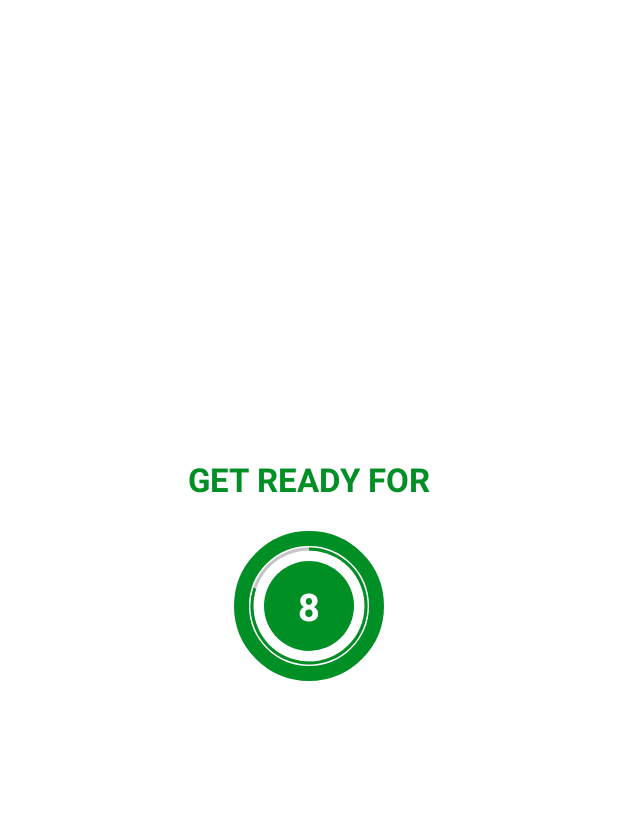
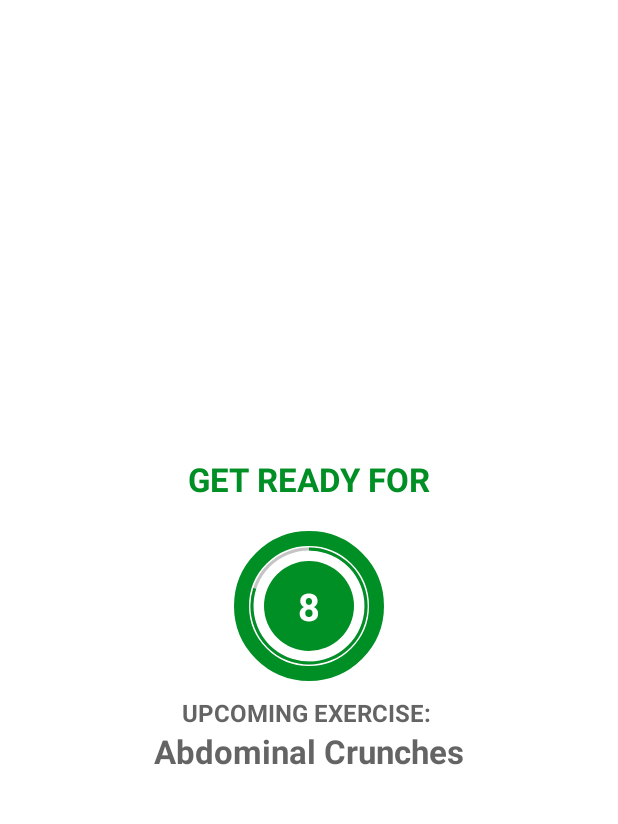
Before and after one commit to katye333/7MinuteWorkout, an Android app: the ExerciseActivity screen opened directly, with no data from a screen before it, on a phone screen of 412 x 824 dp, the part 62-886 px from its top. Run offline under Robolectric (Android 15) with nearby library versions, the phone set to English and light mode, and no system bars.

Commit message:
feat: Add upcoming exercise text

```diff
--- a/app/src/main/java/com/katye333/a7minuteworkout/ExerciseActivity.kt
+++ b/app/src/main/java/com/katye333/a7minuteworkout/ExerciseActivity.kt
@@ -50,11 +50,15 @@
         binding?.flExerciseView?.visibility = View.INVISIBLE
         binding?.ivImage?.visibility = View.INVISIBLE
 
+        binding?.tvUpcomingLabel?.visibility = View.VISIBLE
+        binding?.tvUpcomingExerciseName?.visibility = View.VISIBLE
+
         if (restTimer != null) {
             restTimer?.cancel()
             restProgress = 0
         }
 
+        binding?.tvUpcomingExerciseName?.text = exerciseList!![currentExercisePosition + 1].getName()
         setRestProgressBar()
     }
 
@@ -65,6 +69,9 @@
         binding?.tvExerciseName?.visibility = View.VISIBLE
         binding?.flExerciseView?.visibility = View.VISIBLE
         binding?.ivImage?.visibility = View.VISIBLE
+
+        binding?.tvUpcomingLabel?.visibility = View.INVISIBLE
+        binding?.tvUpcomingExerciseName?.visibility = View.INVISIBLE
 
         if (exerciseTimer != null) {
             exerciseTimer?.cancel()
@@ -80,7 +87,7 @@
     private fun setRestProgressBar() {
         binding?.progressBar?.progress = restProgress
 
-        restTimer = object: CountDownTimer(10000, 1000) {
+        restTimer = object: CountDownTimer(3000, 1000) {
             // every second run this code
             override fun onTick(p0: Long) {
                 restProgress++
@@ -98,7 +105,7 @@
     private fun setExerciseProgressBar() {
         binding?.progressBarExercise?.progress = exerciseProgress
 
-        exerciseTimer = object: CountDownTimer(30000, 1000) {
+        exerciseTimer = object: CountDownTimer(3000, 1000) {
             // every second run this code
             override fun onTick(p0: Long) {
                 exerciseProgress++
--- a/app/src/main/res/layout/activity_exercise.xml
+++ b/app/src/main/res/layout/activity_exercise.xml
@@ -72,6 +72,33 @@
         </LinearLayout>
     </FrameLayout>
 
+    <TextView
+        android:id="@+id/tvUpcomingLabel"
+        android:layout_width="wrap_content"
+        android:layout_height="wrap_content"
+        android:text="UPCOMING EXERCISE: "
+        android:textColor="@color/colorPrimary"
+        android:textSize="16sp"
+        android:textStyle="bold"
+        android:visibility="visible"
+        android:layout_marginTop="10dp"
+        app:layout_constraintEnd_toEndOf="parent"
+        app:layout_constraintStart_toStartOf="parent"
+        app:layout_constraintBottom_toTopOf="@+id/tvUpcomingExerciseName"
+        app:layout_constraintTop_toBottomOf="@+id/flRestView" />
+
+    <TextView
+        android:id="@+id/tvUpcomingExerciseName"
+        android:layout_width="wrap_content"
+        android:layout_height="wrap_content"
+        android:textColor="@color/colorPrimary"
+        android:textSize="22sp"
+        android:textStyle="bold"
+        android:visibility="visible"
+        app:layout_constraintEnd_toEndOf="parent"
+        app:layout_constraintStart_toStartOf="parent"
+        app:layout_constraintTop_toBottomOf="@+id/tvUpcomingLabel" />
+
     <ImageView
         android:id="@+id/ivImage"
         android:layout_width="match_parent"
```
